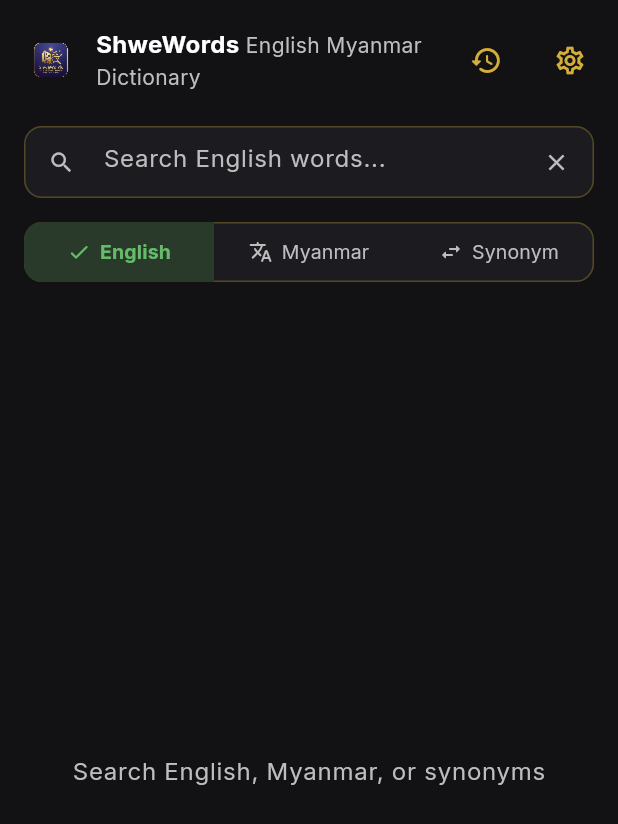
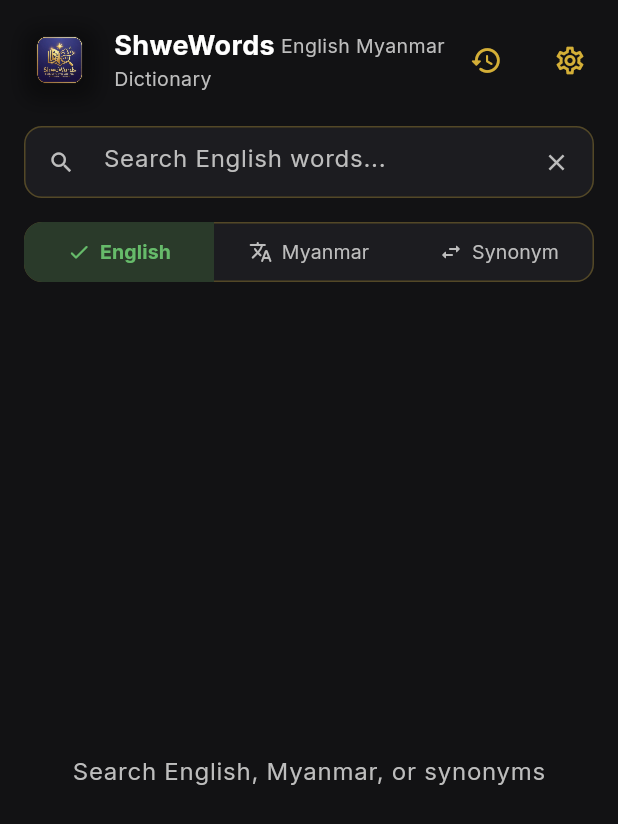
Before and after one commit to mggyi86/shwe-words-dictionary-app, a Flutter app: the SearchScreen screen opened by its route, on a phone screen of 412 x 824 dp. Shown: the top 824 px of the screen. Run offline on Flutter 3.47's test engine with Material 3 defaults, Android fonts, the phone set to English and light mode, and no system bars; our stand-ins replace connectivity_plus, dio, drift, flutter_riverpod, flutter_tts, freezed_annotation and 5 more; accounts and stored records are empty; generated files the repository leaves out were written again; network calls fail.

Commit message:
fix logo

```diff
--- a/lib/features/search/search_screen.dart
+++ b/lib/features/search/search_screen.dart
@@ -6,7 +6,6 @@
 import 'package:shwewords/core/theme/app_colors.dart';
 import 'package:shwewords/core/theme/app_theme.dart';
 import 'package:shwewords/core/utils/myanmar_text.dart';
-import 'package:shwewords/core/widgets/app_logo.dart';
 import 'package:shwewords/domain/entities/search_result.dart';
 import 'package:shwewords/features/search/providers/search_provider.dart';
 import 'package:shwewords/features/search/widgets/offline_indicator.dart';
@@ -115,21 +114,47 @@
     );
   }
 
+  Widget _buildHeaderLogo() {
+    const size = 48.0;
+    final dpr = MediaQuery.devicePixelRatioOf(context);
+
+    return Container(
+      decoration: BoxDecoration(
+        borderRadius: BorderRadius.circular(8),
+        boxShadow: [
+          BoxShadow(
+            color: Colors.black.withValues(alpha: 0.35),
+            blurRadius: 10,
+            offset: const Offset(0, 3),
+          ),
+        ],
+      ),
+      child: ClipRRect(
+        borderRadius: BorderRadius.circular(8),
+        child: Image.asset(
+          'assets/images/app_icon.png',
+          width: size,
+          height: size,
+          fit: BoxFit.contain,
+          filterQuality: FilterQuality.high,
+          cacheWidth: (size * dpr).round(),
+          cacheHeight: (size * dpr).round(),
+        ),
+      ),
+    );
+  }
+
   Widget _buildBrandedHeader() {
     final isDark = Theme.of(context).brightness == Brightness.dark;
     final titleColor = isDark ? Colors.white : Colors.black87;
-    final subtitleColor = isDark ? Colors.grey[400]! : Colors.black54;
+    final subtitleColor = isDark ? Colors.grey[400]! : Colors.grey[600]!;
 
     return Padding(
       padding: const EdgeInsets.fromLTRB(16, 16, 8, 0),
       child: Row(
         crossAxisAlignment: CrossAxisAlignment.center,
         children: [
-          const AppLogo(
-            variant: AppLogoVariant.icon,
-            height: 36,
-            width: 36,
-          ),
+          _buildHeaderLogo(),
           const SizedBox(width: 12),
           Expanded(
             child: Column(
@@ -141,7 +166,7 @@
                     Text(
                       AppConfig.appShortName,
                       style: TextStyle(
-                        fontSize: 16,
+                        fontSize: 18,
                         fontWeight: FontWeight.bold,
                         color: titleColor,
                       ),
@@ -149,7 +174,7 @@
                     Text(
                       ' English Myanmar',
                       style: TextStyle(
-                        fontSize: 14,
+                        fontSize: 13,
                         fontWeight: FontWeight.w400,
                         color: subtitleColor,
                       ),
@@ -159,7 +184,7 @@
                 Text(
                   'Dictionary',
                   style: TextStyle(
-                    fontSize: 14,
+                    fontSize: 13,
                     fontWeight: FontWeight.w400,
                     color: subtitleColor,
                   ),
```
